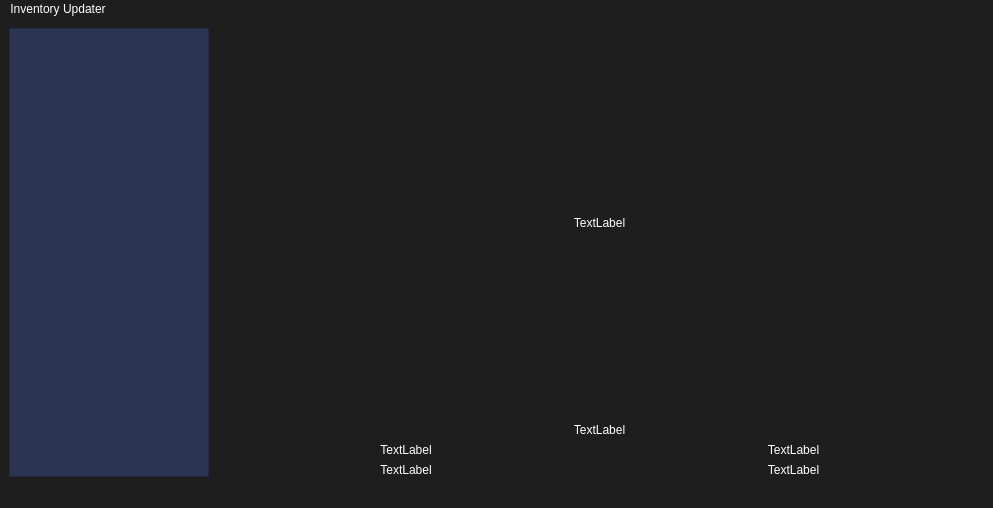
Qt form mainwindow.ui (aperriz/InventoryUpdater) before a commit.
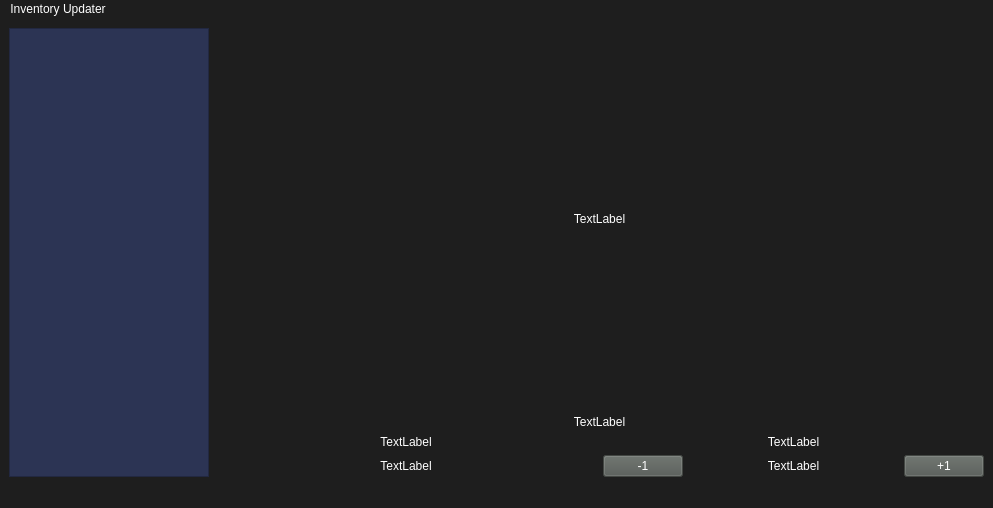
The same form after that commit.

```diff
--- a/mainwindow.ui
+++ b/mainwindow.ui
@@ -43,8 +43,8 @@
 QHeaderView::section{
 	background-color:#353836;
 }
-QTableWidgetItem{
-	text-align:center;
+QPushButton{
+	background-color:#515752;
 }</string>
   </property>
   <widget class="QWidget" name="centralwidget">
@@ -82,34 +82,8 @@
     </item>
     <item row="0" column="1">
      <layout class="QGridLayout" name="cardGrid">
-      <item row="2" column="0">
-       <widget class="QLabel" name="setCodeLabel">
-        <property name="sizePolicy">
-         <sizepolicy hsizetype="Expanding" vsizetype="Preferred">
-          <horstretch>0</horstretch>
-          <verstretch>0</verstretch>
-         </sizepolicy>
-        </property>
-        <property name="text">
-         <string>TextLabel</string>
-        </property>
-        <property name="alignment">
-         <set>Qt::AlignmentFlag::AlignCenter</set>
-        </property>
-       </widget>
-      </item>
       <item row="3" column="0">
-       <widget class="QLabel" name="foilLabel">
-        <property name="text">
-         <string>TextLabel</string>
-        </property>
-        <property name="alignment">
-         <set>Qt::AlignmentFlag::AlignCenter</set>
-        </property>
-       </widget>
-      </item>
-      <item row="2" column="1">
-       <widget class="QLabel" name="printCodeLabel">
+       <widget class="QLabel" name="setCodeLabel">
         <property name="sizePolicy">
          <sizepolicy hsizetype="Expanding" vsizetype="Preferred">
           <horstretch>0</horstretch>
@@ -151,7 +125,13 @@
        </widget>
       </item>
       <item row="3" column="1">
-       <widget class="QLabel" name="countLabel">
+       <widget class="QLabel" name="printCodeLabel">
+        <property name="sizePolicy">
+         <sizepolicy hsizetype="Expanding" vsizetype="Preferred">
+          <horstretch>0</horstretch>
+          <verstretch>0</verstretch>
+         </sizepolicy>
+        </property>
         <property name="text">
          <string>TextLabel</string>
         </property>
@@ -160,6 +140,62 @@
         </property>
        </widget>
       </item>
+      <item row="4" column="0">
+       <widget class="QLabel" name="foilLabel">
+        <property name="text">
+         <string>TextLabel</string>
+        </property>
+        <property name="alignment">
+         <set>Qt::AlignmentFlag::AlignCenter</set>
+        </property>
+       </widget>
+      </item>
+      <item row="4" column="1">
+       <layout class="QHBoxLayout" name="horizontalLayout">
+        <item>
+         <widget class="QPushButton" name="decreaseCountButton">
+          <property name="enabled">
+           <bool>false</bool>
+          </property>
+          <property name="sizePolicy">
+           <sizepolicy hsizetype="Fixed" vsizetype="Fixed">
+            <horstretch>0</horstretch>
+            <verstretch>0</verstretch>
+           </sizepolicy>
+          </property>
+          <property name="text">
+           <string>-1</string>
+          </property>
+         </widget>
+        </item>
+        <item>
+         <widget class="QLabel" name="countLabel">
+          <property name="text">
+           <string>TextLabel</string>
+          </property>
+          <property name="alignment">
+           <set>Qt::AlignmentFlag::AlignCenter</set>
+          </property>
+         </widget>
+        </item>
+        <item>
+         <widget class="QPushButton" name="increaseCountButton">
+          <property name="enabled">
+           <bool>false</bool>
+          </property>
+          <property name="sizePolicy">
+           <sizepolicy hsizetype="Fixed" vsizetype="Fixed">
+            <horstretch>0</horstretch>
+            <verstretch>0</verstretch>
+           </sizepolicy>
+          </property>
+          <property name="text">
+           <string>+1</string>
+          </property>
+         </widget>
+        </item>
+       </layout>
+      </item>
      </layout>
     </item>
    </layout>
```
